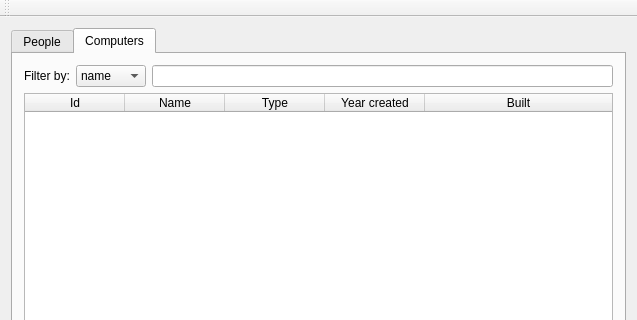
Qt form mainwindow.ui (valdimarHR/hisCompRepo) before a commit; both pictures show x 0 to 637 and y 0 to 320 of the 637 by 653 pixel window.
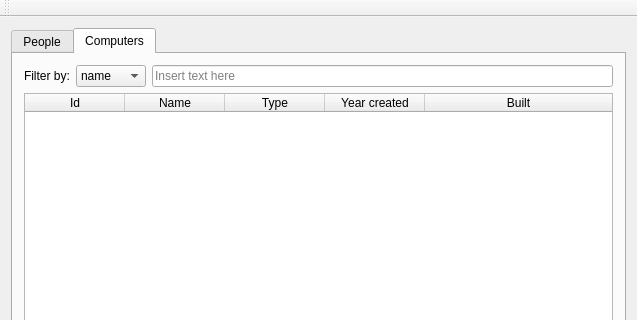
The same form after that commit.

Commit message: nýr menu gluggi

What changed in the file:
```diff
--- a/mainwindow.ui
+++ b/mainwindow.ui
@@ -291,7 +291,26 @@
            </widget>
           </item>
           <item>
-           <widget class="QLineEdit" name="lineEditComputersFilter"/>
+           <widget class="QLineEdit" name="lineEditComputersFilter">
+            <property name="autoFillBackground">
+             <bool>false</bool>
+            </property>
+            <property name="text">
+             <string/>
+            </property>
+            <property name="dragEnabled">
+             <bool>false</bool>
+            </property>
+            <property name="readOnly">
+             <bool>false</bool>
+            </property>
+            <property name="placeholderText">
+             <string>Insert text here</string>
+            </property>
+            <property name="clearButtonEnabled">
+             <bool>false</bool>
+            </property>
+           </widget>
           </item>
          </layout>
         </item>
```
Left out of the diff: 2 changed lines with no effect on the pictures.
